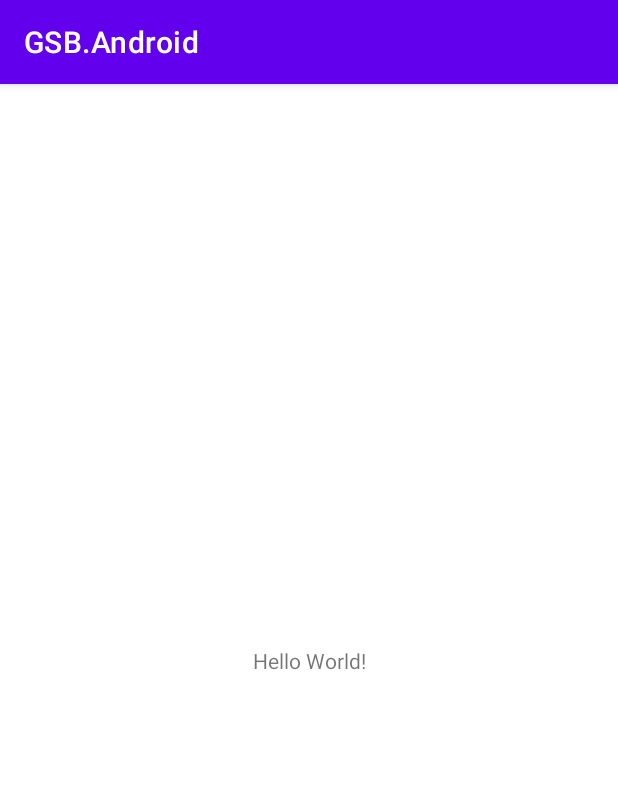
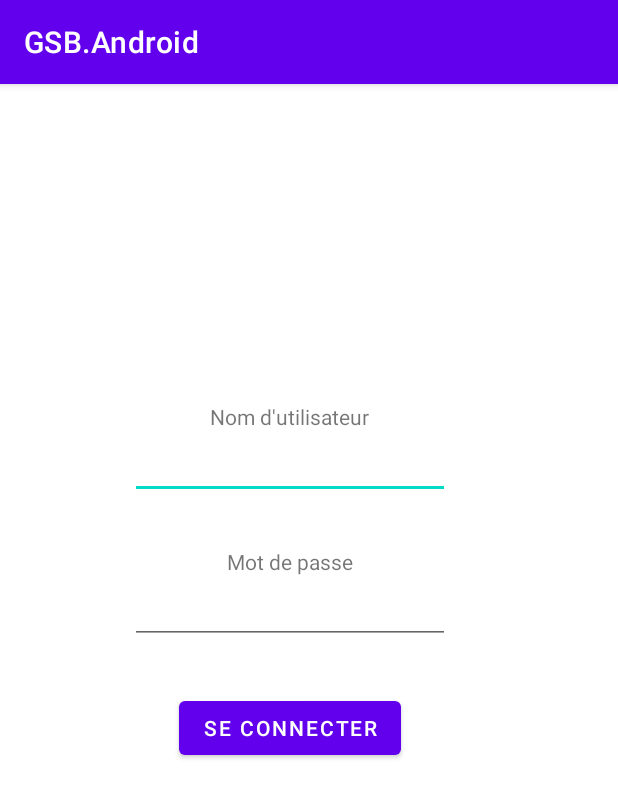
Before and after one commit to valou96/GSB-Android-mobile, an Android app: the screen it shows after launch (MainActivity), on a phone screen of 412 x 824 dp. Shown: the top 798 px of the screen. Run offline under Robolectric (Android 15) with nearby library versions, the phone set to English and light mode, and no system bars.

```diff
--- a/app/src/main/AndroidManifest.xml
+++ b/app/src/main/AndroidManifest.xml
@@ -2,6 +2,7 @@
 <manifest xmlns:android="http://schemas.android.com/apk/res/android"
     xmlns:tools="http://schemas.android.com/tools"
     package="com.example.gsbandroid">
+    <uses-permission android:name="android.permission.INTERNET" />
 
     <application
         android:allowBackup="true"
@@ -12,7 +13,8 @@
         android:roundIcon="@mipmap/ic_launcher_round"
         android:supportsRtl="true"
         android:theme="@style/Theme.GSBAndroid"
-        tools:targetApi="31">
+        tools:targetApi="31"
+        android:usesCleartextTraffic="true">
         <activity
             android:name=".MainActivity"
             android:exported="true">
--- a/app/src/main/java/com/example/gsbandroid/MainActivity.java
+++ b/app/src/main/java/com/example/gsbandroid/MainActivity.java
@@ -3,12 +3,18 @@ package com.example.gsbandroid;
 import androidx.appcompat.app.AppCompatActivity;
 
 import android.os.Bundle;
+import android.view.View;
+
+import com.example.gsbandroid.databinding.ActivityMainBinding;
 
 public class MainActivity extends AppCompatActivity {
+    private ActivityMainBinding binding;
 
     @Override
     protected void onCreate(Bundle savedInstanceState) {
         super.onCreate(savedInstanceState);
+        binding = ActivityMainBinding.inflate(getLayoutInflater());
+        View view = binding.getRoot();
         setContentView(R.layout.activity_main);
     }
 }
--- a/app/src/main/res/layout/activity_main.xml
+++ b/app/src/main/res/layout/activity_main.xml
@@ -7,12 +7,53 @@
     tools:context=".MainActivity">
 
     <TextView
+        android:id="@+id/TxtUserName"
         android:layout_width="wrap_content"
         android:layout_height="wrap_content"
-        android:text="Hello World!"
-        app:layout_constraintBottom_toBottomOf="parent"
-        app:layout_constraintEnd_toEndOf="parent"
+        android:layout_marginStart="140dp"
+        android:layout_marginTop="212dp"
+        android:gravity="center"
+        android:text="Nom d'utilisateur"
         app:layout_constraintStart_toStartOf="parent"
         app:layout_constraintTop_toTopOf="parent" />
 
+    <EditText
+        android:id="@+id/editTxtUserName"
+        android:layout_width="wrap_content"
+        android:layout_height="wrap_content"
+        android:ems="10"
+        android:inputType="textPersonName"
+        app:layout_constraintEnd_toEndOf="@+id/TxtUserName"
+        app:layout_constraintStart_toStartOf="@+id/TxtUserName"
+        app:layout_constraintTop_toBottomOf="@+id/TxtUserName" />
+
+    <TextView
+        android:id="@+id/TxtPwd"
+        android:layout_width="wrap_content"
+        android:layout_height="wrap_content"
+        android:layout_marginTop="32dp"
+        android:text="Mot de passe"
+        app:layout_constraintEnd_toEndOf="@+id/editTxtUserName"
+        app:layout_constraintStart_toStartOf="@+id/editTxtUserName"
+        app:layout_constraintTop_toBottomOf="@+id/editTxtUserName" />
+
+    <EditText
+        android:id="@+id/editTxtPwd"
+        android:layout_width="wrap_content"
+        android:layout_height="wrap_content"
+        android:ems="10"
+        android:inputType="textPersonName"
+        app:layout_constraintEnd_toEndOf="@+id/TxtPwd"
+        app:layout_constraintStart_toStartOf="@+id/TxtPwd"
+        app:layout_constraintTop_toBottomOf="@+id/TxtPwd" />
+
+    <Button
+        android:id="@+id/btnConnect"
+        android:layout_width="wrap_content"
+        android:layout_height="wrap_content"
+        android:layout_marginTop="32dp"
+        android:text="Se connecter"
+        app:layout_constraintEnd_toEndOf="@+id/editTxtPwd"
+        app:layout_constraintStart_toStartOf="@+id/editTxtPwd"
+        app:layout_constraintTop_toBottomOf="@+id/editTxtPwd" />
 </androidx.constraintlayout.widget.ConstraintLayout>
```
Also changed, not shown: app/build.gradle (+9 -4 lines), app/src/main/java/com/example/gsbandroid/Interfaces/gsbandroidService.java (added, +17 -0 lines), app/src/main/java/com/example/gsbandroid/Models/Practicien.java (added, +120 -0 lines), app/src/main/java/com/example/gsbandroid/Models/RetrofitClientInstance.java (added, +20 -0 lines), app/src/main/java/com/example/gsbandroid/Models/Visite.java (added, +48 -0 lines), app/src/main/java/com/example/gsbandroid/Models/Visiteur.java (added, +113 -0 lines), app/src/main/res/layout/accueil_rdv.xml (added, +26 -0 lines), app/src/main/res/layout/fiche_practicien.xml (added, +145 -0 lines).
